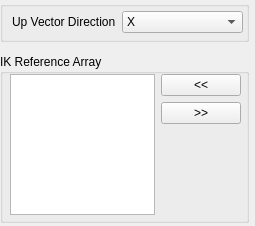
This is scripts/mgear/maya/shifter/component/eye_01/settingsUI.ui in mgear-dev/mgear_dist as Qt 5 draws it before an edit. The edited form follows.
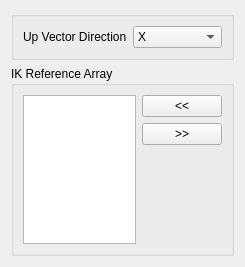
This is the edited form.

Commit message: Shifter: setting windows: adding layaout to the .ui files

```diff
--- a/scripts/mgear/maya/shifter/component/eye_01/settingsUI.ui
+++ b/scripts/mgear/maya/shifter/component/eye_01/settingsUI.ui
@@ -6,34 +6,66 @@
    <rect>
     <x>0</x>
     <y>0</y>
-    <width>255</width>
-    <height>226</height>
+    <width>245</width>
+    <height>267</height>
    </rect>
   </property>
   <property name="windowTitle">
    <string>Form</string>
   </property>
+  <layout class="QGridLayout" name="gridLayout">
+   <item row="0" column="0">
+    <widget class="QGroupBox" name="groupBox">
+     <property name="title">
+      <string/>
+     </property>
+     <layout class="QGridLayout" name="gridLayout_2">
+      <item row="0" column="0">
+       <layout class="QHBoxLayout" name="horizontalLayout">
+        <item>
+         <widget class="QLabel" name="upvDirection_label">
+          <property name="text">
+           <string>Up Vector Direction</string>
+          </property>
+         </widget>
+        </item>
+        <item>
+         <widget class="QComboBox" name="upVectorDirection_comboBox">
+          <property name="sizePolicy">
+           <sizepolicy hsizetype="Expanding" vsizetype="Fixed">
+            <horstretch>0</horstretch>
+            <verstretch>0</verstretch>
+           </sizepolicy>
+          </property>
+          <item>
+           <property name="text">
+            <string>X</string>
+           </property>
+          </item>
+          <item>
+           <property name="text">
+            <string>Y</string>
+           </property>
+          </item>
+          <item>
+           <property name="text">
+            <string>Z</string>
+           </property>
+          </item>
+         </widget>
+        </item>
+       </layout>
+      </item>
+     </layout>
+    </widget>
+   </item>
+   <item row="1" column="0">
   <widget class="QGroupBox" name="ikRefArray_groupBox">
-   <property name="geometry">
-    <rect>
-     <x>0</x>
-     <y>54</y>
-     <width>249</width>
-     <height>169</height>
-    </rect>
-   </property>
    <property name="title">
     <string>IK Reference Array</string>
    </property>
-   <widget class="QWidget" name="layoutWidget">
-    <property name="geometry">
-     <rect>
-      <x>10</x>
-      <y>20</y>
-      <width>231</width>
-      <height>141</height>
-     </rect>
-    </property>
+     <layout class="QGridLayout" name="gridLayout_3">
+      <item row="0" column="0">
     <layout class="QHBoxLayout" name="ikRefArray_horizontalLayout">
      <item>
       <layout class="QVBoxLayout" name="ikRefArray_verticalLayout_1">
@@ -93,65 +125,11 @@
       </layout>
      </item>
     </layout>
-   </widget>
-  </widget>
-  <widget class="QGroupBox" name="groupBox">
-   <property name="geometry">
-    <rect>
-     <x>0</x>
-     <y>1</y>
-     <width>249</width>
-     <height>41</height>
-    </rect>
-   </property>
-   <property name="title">
-    <string/>
-   </property>
-   <widget class="QWidget" name="">
-    <property name="geometry">
-     <rect>
-      <x>12</x>
-      <y>10</y>
-      <width>231</width>
-      <height>22</height>
-     </rect>
-    </property>
-    <layout class="QHBoxLayout" name="horizontalLayout">
-     <item>
-      <widget class="QLabel" name="upvDirection_label">
-       <property name="text">
-        <string>Up Vector Direction</string>
-       </property>
-      </widget>
-     </item>
-     <item>
-      <widget class="QComboBox" name="upVectorDirection_comboBox">
-       <property name="sizePolicy">
-        <sizepolicy hsizetype="Expanding" vsizetype="Fixed">
-         <horstretch>0</horstretch>
-         <verstretch>0</verstretch>
-        </sizepolicy>
-       </property>
-       <item>
-        <property name="text">
-         <string>X</string>
-        </property>
-       </item>
-       <item>
-        <property name="text">
-         <string>Y</string>
-        </property>
-       </item>
-       <item>
-        <property name="text">
-         <string>Z</string>
-        </property>
-       </item>
+      </item>
+     </layout>
       </widget>
      </item>
     </layout>
-   </widget>
-  </widget>
  </widget>
  <resources/>
  <connections/>
```
Lines whose indentation alone changed are shown as unchanged. The commit also changes 22 other files.
